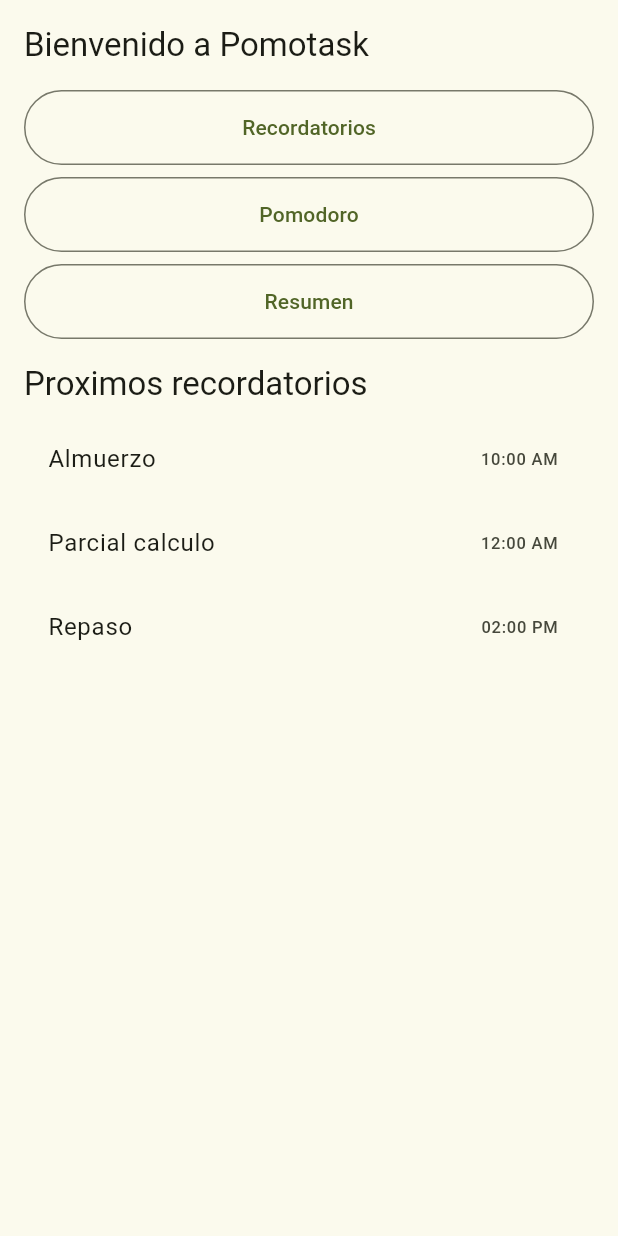
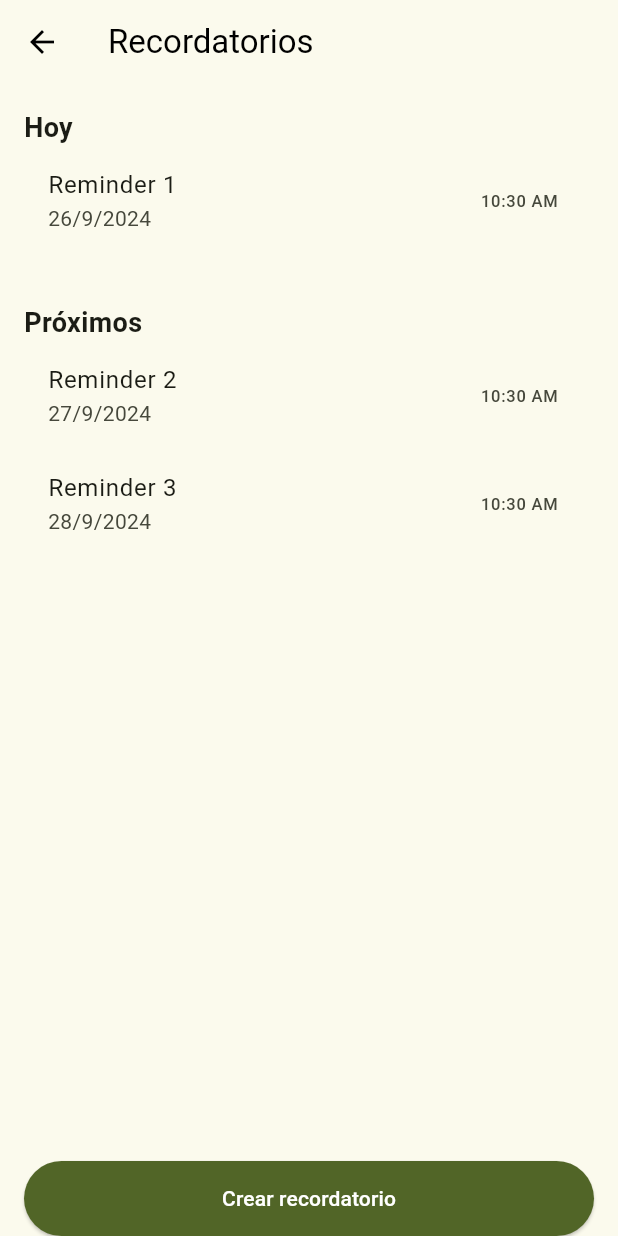
Before and after one commit to dasafodev/pomotask, a Flutter app: the screen it shows after launch, after a tap on "Recordatorios", on a phone screen of 412 x 824 dp. Run offline on Flutter 3.47's test engine with Material 3 defaults, Android fonts, the phone set to English and light mode, and no system bars; our stand-ins replace shared_preferences.

Commit message:
feat: reminder

```diff
--- a/lib/home/home_view.dart
+++ b/lib/home/home_view.dart
@@ -1,5 +1,6 @@
 import 'package:flutter/material.dart';
 import 'package:pomotask/pomodoro/pomodoro_view.dart';
+import 'package:pomotask/reminder/reminder_view.dart';
 import 'package:pomotask/ui/button.dart';
 
 class HomeView extends StatelessWidget {
@@ -20,7 +21,12 @@ class HomeView extends StatelessWidget {
               ),
               const SizedBox(height: 16),
               SimpleButton(
-                onPressed: () {},
+                onPressed: () {
+                  Navigator.push(
+                    context,
+                    MaterialPageRoute(builder: (context) => ReminderView()),
+                  );
+                },
                 child: const Text('Recordatorios'),
               ),
               const SizedBox(height: 8),
--- a/lib/main.dart
+++ b/lib/main.dart
@@ -1,12 +1,24 @@
 import 'package:flutter/material.dart';
 import 'package:pomotask/home/home_view.dart';
+import 'package:pomotask/reminder/reminder_repository.dart';
 
 void main() {
   runApp(const MyApp());
 }
 
-class MyApp extends StatelessWidget {
+class MyApp extends StatefulWidget {
   const MyApp({super.key});
+
+  @override
+  State<MyApp> createState() => _MyAppState();
+}
+
+class _MyAppState extends State<MyApp> {
+  @override
+  void initState() {
+    super.initState();
+    ReminderRepository().getReminders();
+  }
 
   @override
   Widget build(BuildContext context) {
--- /dev/null
+++ b/lib/reminder/reminder_model.dart
@@ -0,0 +1,53 @@
+import 'dart:convert';
+
+import 'package:flutter/material.dart';
+
+class ReminderModel {
+  final String title;
+  final DateTime date;
+  final TimeOfDay time;
+  final bool isCompleted;
+  final String? note;
+
+  ReminderModel({
+    required this.title,
+    required this.date,
+    required this.time,
+    this.isCompleted = false,
+    this.note,
+  });
+
+  Map<String, dynamic> toJson() {
+    return {
+      'title': title,
+      'date': date.toIso8601String(),
+      'time': time.hour.toString() + ':' + time.minute.toString(),
+      'isCompleted': isCompleted,
+      'note': note,
+    };
+  }
+
+  String get formattedDate {
+    return '${date.day}/${date.month}/${date.year}';
+  }
+
+  factory ReminderModel.fromJson(Map<String, dynamic> json) {
+    return ReminderModel(
+      title: json['title'],
+      date: DateTime.parse(json['date']),
+      time: TimeOfDay(
+          hour: int.parse(json['time'].split(':')[0]),
+          minute: int.parse(json['time'].split(':')[1])),
+      isCompleted: json['isCompleted'],
+      note: json['note'],
+    );
+  }
+
+  String toSharedPreferencesString() {
+    return jsonEncode(toJson());
+  }
+
+  factory ReminderModel.fromSharedPreferencesString(String jsonString) {
+    return ReminderModel.fromJson(jsonDecode(jsonString));
+  }
+}
--- /dev/null
+++ b/lib/reminder/reminder_repository.dart
@@ -0,0 +1,69 @@
+import 'package:flutter/material.dart';
+import 'package:pomotask/reminder/reminder_model.dart';
+import 'package:shared_preferences/shared_preferences.dart';
+
+class ReminderRepository {
+  static final ReminderRepository _instance = ReminderRepository._internal();
+
+  factory ReminderRepository() {
+    return _instance;
+  }
+
+  ReminderRepository._internal() {
+    _initializeDefaultReminders();
+  }
+
+  static const String _remindersKey = 'reminders';
+
+  Future<void> addReminder(ReminderModel reminder) async {
+    final prefs = await SharedPreferences.getInstance();
+    final reminders = await getReminders();
+    reminders.add(reminder);
+    final remindersJson =
+        reminders.map((r) => r.toSharedPreferencesString()).toList();
+    await prefs.setStringList(_remindersKey, remindersJson);
+  }
+
+  Future<List<ReminderModel>> getReminders() async {
+    final prefs = await SharedPreferences.getInstance();
+    final remindersJson = prefs.getStringList(_remindersKey) ?? [];
+    return remindersJson
+        .map((r) => ReminderModel.fromSharedPreferencesString(r))
+        .toList();
+  }
+
+  Future<void> _initializeDefaultReminders() async {
+    final prefs = await SharedPreferences.getInstance();
+    final remindersJson = prefs.getStringList(_remindersKey);
+
+    if (remindersJson == null || remindersJson.isEmpty) {
+      final defaultReminders = [
+        ReminderModel(
+          title: 'Reminder 1',
+          date: DateTime.now(),
+          time: TimeOfDay.now(),
+          isCompleted: false,
+          note: 'This is the first default reminder',
+        ),
+        ReminderModel(
+          title: 'Reminder 2',
+          date: DateTime.now().add(Duration(days: 1)),
+          time: TimeOfDay.now(),
+          isCompleted: false,
+          note: 'This is the second default reminder',
+        ),
+        ReminderModel(
+          title: 'Reminder 3',
+          date: DateTime.now().add(Duration(days: 2)),
+          time: TimeOfDay.now(),
+          isCompleted: false,
+          note: 'This is the third default reminder',
+        ),
+      ];
+
+      final remindersJson =
+          defaultReminders.map((r) => r.toSharedPreferencesString()).toList();
+      await prefs.setStringList(_remindersKey, remindersJson);
+    }
+  }
+}
--- /dev/null
+++ b/lib/reminder/reminder_view.dart
@@ -0,0 +1,101 @@
+import 'package:flutter/material.dart';
+import 'package:pomotask/reminder/create_reminder_view.dart';
+import 'package:pomotask/reminder/reminder_model.dart';
+import 'package:pomotask/reminder/reminder_repository.dart';
+import 'package:pomotask/ui/button.dart';
+
+class ReminderView extends StatefulWidget {
+  @override
+  _ReminderViewState createState() => _ReminderViewState();
+}
+
+class _ReminderViewState extends State<ReminderView> {
+  List<ReminderModel> todayReminders = [];
+  List<ReminderModel> upcomingReminders = [];
+
+  @override
+  void initState() {
+    super.initState();
+    _loadReminders();
+  }
+
+  Future<void> _loadReminders() async {
+    final reminders = await ReminderRepository().getReminders();
+    final now = DateTime.now();
+    final today = DateTime(now.year, now.month, now.day);
+
+    setState(() {
+      todayReminders = reminders.where((r) {
+        final reminderDate = DateTime(r.date.year, r.date.month, r.date.day);
+        return reminderDate == today;
+      }).toList();
+
+      upcomingReminders = reminders.where((r) {
+        final reminderDate = DateTime(r.date.year, r.date.month, r.date.day);
+        return reminderDate.isAfter(today);
+      }).toList();
+    });
+  }
+
+  Future<void> _navigateToCreateReminder() async {
+    final result = await Navigator.push(
+      context,
+      MaterialPageRoute(builder: (context) => CreateReminderView()),
+    );
+    if (result == true) {
+      _loadReminders();
+    }
+  }
+
+  @override
+  Widget build(BuildContext context) {
+    return Scaffold(
+      appBar: AppBar(
+        title: Text('Recordatorios'),
+      ),
+      body: ListView(
+        children: [
+          _buildSection('Hoy', todayReminders),
+          _buildSection('Próximos', upcomingReminders),
+        ],
+      ),
+      bottomNavigationBar: SafeArea(
+        child: Padding(
+          padding: const EdgeInsets.symmetric(horizontal: 16.0),
+          child: Button(
+            onPressed: _navigateToCreateReminder,
+            child: Text('Crear recordatorio'),
+          ),
+        ),
+      ),
+    );
+  }
+
+  Widget _buildSection(String title, List<ReminderModel> reminders) {
+    return Padding(
+      padding: const EdgeInsets.all(16.0),
+      child: Column(
+        crossAxisAlignment: CrossAxisAlignment.start,
+        children: [
+          Text(
+            title,
+            style: TextStyle(fontSize: 18, fontWeight: FontWeight.bold),
+          ),
+          ListView.builder(
+            shrinkWrap: true,
+            physics: NeverScrollableScrollPhysics(),
+            itemCount: reminders.length,
+            itemBuilder: (context, index) {
+              final reminder = reminders[index];
+              return ListTile(
+                title: Text(reminder.title),
+                subtitle: Text(reminder.formattedDate),
+                trailing: Text(reminder.time.format(context)),
+              );
+            },
+          ),
+        ],
+      ),
+    );
+  }
+}
```
Also changed, not shown: lib/reminder/create_reminder_view.dart (added, +129 -0 lines), pubspec.yaml (+2 -73 lines), pubspec.lock, 6 other files.
